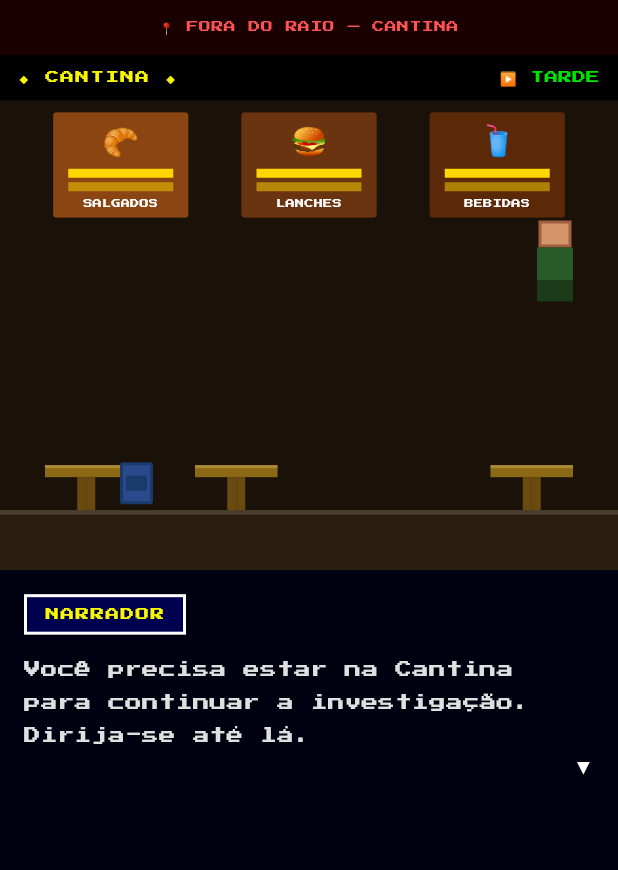
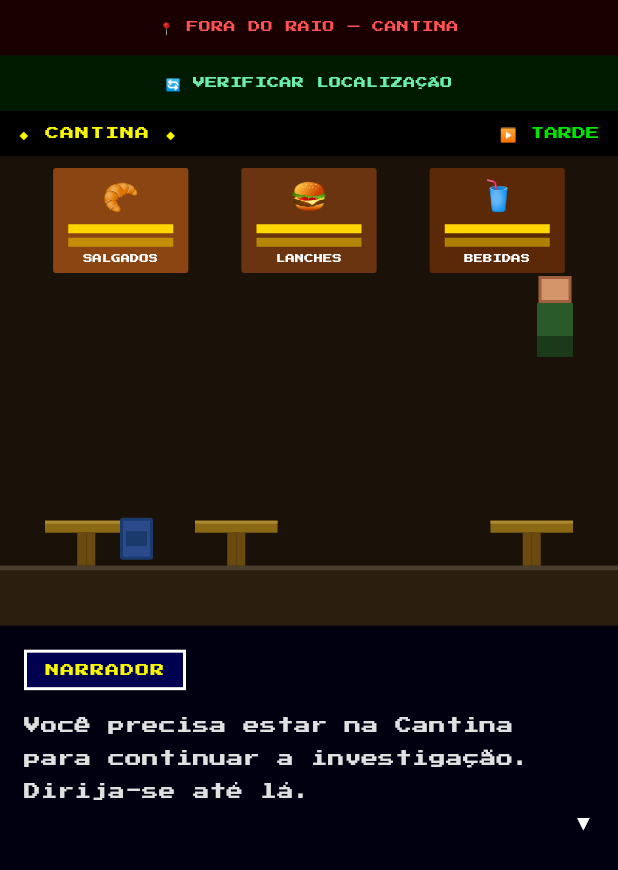
Before and after one commit to LeonardoCSalles/PI_3_0101_05, a Flutter app: the GameScreenCantina screen opened directly, on a phone screen of 412 x 824 dp. Shown: the top 870 px of the screen. Run offline on Flutter 3.47's test engine with Material 3 defaults, Android fonts, the phone set to English and light mode, and no system bars; our stand-ins replace audioplayers, cloud_firestore, firebase_core, geolocator, google_fonts, shared_preferences; accounts and stored records are empty.

Commit message:
versao final: persistencia de progresso, audio, GPS e ajustes finais

```diff
--- a/lib/models/location_model.dart
+++ b/lib/models/location_model.dart
@@ -13,7 +13,7 @@ class GameLocation {
     required this.description,
     required this.latitude,
     required this.longitude,
-    this.radiusMeters = 50.0,
+    this.radiusMeters = 30.0,
     this.isUnlocked = false,
   });
 }
@@ -23,36 +23,36 @@ final List<GameLocation> gameLocations = [
     id: 'portaria',
     name: 'Portaria',
     description: 'Entrada principal do campus. Ponto de início da investigação.',
-    latitude: -22.8345598,   // substituir no Maps
-    longitude: -47.0527831,  // substituir no Maps
+    latitude: -22.834552,   // substituir no Maps
+    longitude: -47.052778,  // substituir no Maps
     isUnlocked: true, // começa desbloqueado
   ),
   GameLocation(
     id: 'biblioteca',
     name: 'Biblioteca',
     description: 'Ambiente silencioso. Aqui está a primeira pista.',
-    latitude: -22.8336483,
-    longitude: -47.0519422,
+    latitude: -22.834135,
+    longitude: -47.051839,
   ),
   GameLocation(
     id: 'cantina',
     name: 'Cantina',
     description: 'Espaço com mesas e cadeiras. Algo aconteceu aqui.',
-    latitude: -22.8330204,
-    longitude: -47.0521787,
+    latitude: -22.833101,
+    longitude: -47.052358,
   ),
   GameLocation(
     id: 'laboratorio',
     name: 'Laboratório',
     description: 'Sala com computadores. Um deles ainda está ligado.',
-    latitude: -22.8340787,
-    longitude: -47.0554995,
+    latitude: -22.833961,
+    longitude: -47.052961,
   ),
   GameLocation(
     id: 'praca_central',
     name: 'Praça Central',
     description: 'Área aberta com bancos e árvores. O desfecho acontece aqui.',
-    latitude: -22.833216,
-    longitude: -47.052072,
+    latitude: -22.833761,
+    longitude: -47.052441,
   ),
 ];
--- a/lib/screens/game_screen_cantina.dart
+++ b/lib/screens/game_screen_cantina.dart
@@ -153,6 +153,8 @@ class _GameScreenCantinaState extends State<GameScreenCantina> {
         child: Column(
           children: [
             if (_bloqueado)
+              Column(
+                children: [
                   Container(
                     width: double.infinity,
                     padding: const EdgeInsets.symmetric(vertical: 12, horizontal: 16),
@@ -162,6 +164,25 @@ class _GameScreenCantinaState extends State<GameScreenCantina> {
                       style: GoogleFonts.pressStart2p(fontSize: 8, color: Colors.redAccent),
                       textAlign: TextAlign.center,
                     ),
+                  ),
+                  GestureDetector(
+                    onTap: () {
+                      setState(() => _bloqueado = false);
+                      _verificarLocalizacao();
+                    },
+                    child: Container(
+                      width: double.infinity,
+                      padding: const EdgeInsets.symmetric(vertical: 12),
+                      color: const Color(0xFF001A00),
+                      child: Center(
+                        child: Text(
+                          '🔄 VERIFICAR LOCALIZAÇÃO',
+                          style: GoogleFonts.pressStart2p(fontSize: 8, color: Colors.greenAccent),
+                        ),
+                      ),
+                    ),
+                  ),
+                ],
               ),
             // BARRA
             Container(
--- a/lib/services/location_service.dart
+++ b/lib/services/location_service.dart
@@ -63,7 +63,7 @@ class LocationService {
   if (posicao == null) return null;
 
   for (GameLocation ambiente in gameLocations) {
-    if (ambiente.isUnlocked && estaNoAmbiente(
+    if (estaNoAmbiente(
       posicaoAtual: posicao,
       ambiente: ambiente,
     )) {
```
Also changed, not shown: lib/screens/game_screen_biblioteca.dart (+21 -0 lines), lib/screens/game_screen_laboratorio.dart (+21 -0 lines), lib/screens/game_screen_praca_central.dart (+21 -0 lines), lib/screens/home_screen.dart (+24 -2 lines), 1 other file. Lines whose indentation alone changed are shown as unchanged.
